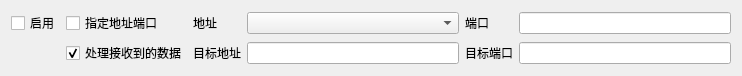
Old version of the form Src/Common/SAKDebugPage/Other/TransmissionSettings/UdpTransmissionItemWidget.ui in the repository x-tools-author/x-tools.
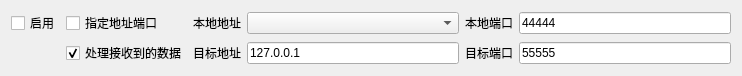
New version of the form.

The edit to the form file:
```diff
--- a/Src/Common/SAKDebugPage/Other/TransmissionSettings/UdpTransmissionItemWidget.ui
+++ b/Src/Common/SAKDebugPage/Other/TransmissionSettings/UdpTransmissionItemWidget.ui
@@ -15,20 +15,32 @@
   </property>
   <layout class="QGridLayout" name="gridLayout">
    <item row="1" column="6">
-    <widget class="QLineEdit" name="targetPortLineEdit"/>
+    <widget class="QLineEdit" name="targetPortLineEdit">
+     <property name="text">
+      <string>55555</string>
+     </property>
+    </widget>
    </item>
    <item row="0" column="3">
     <widget class="QLabel" name="label">
      <property name="text">
-      <string>地址</string>
+      <string>本地地址</string>
      </property>
     </widget>
    </item>
    <item row="0" column="6">
-    <widget class="QLineEdit" name="portLineEdit"/>
+    <widget class="QLineEdit" name="portLineEdit">
+     <property name="text">
+      <string>44444</string>
+     </property>
+    </widget>
    </item>
    <item row="1" column="4">
-    <widget class="QLineEdit" name="targetAddressLineEdit"/>
+    <widget class="QLineEdit" name="targetAddressLineEdit">
+     <property name="text">
+      <string>127.0.0.1</string>
+     </property>
+    </widget>
    </item>
    <item row="0" column="2">
     <widget class="QCheckBox" name="customAddressCheckBox">
@@ -40,7 +52,7 @@
    <item row="0" column="5">
     <widget class="QLabel" name="label_2">
      <property name="text">
-      <string>端口</string>
+      <string>本地端口</string>
      </property>
     </widget>
    </item>
```
